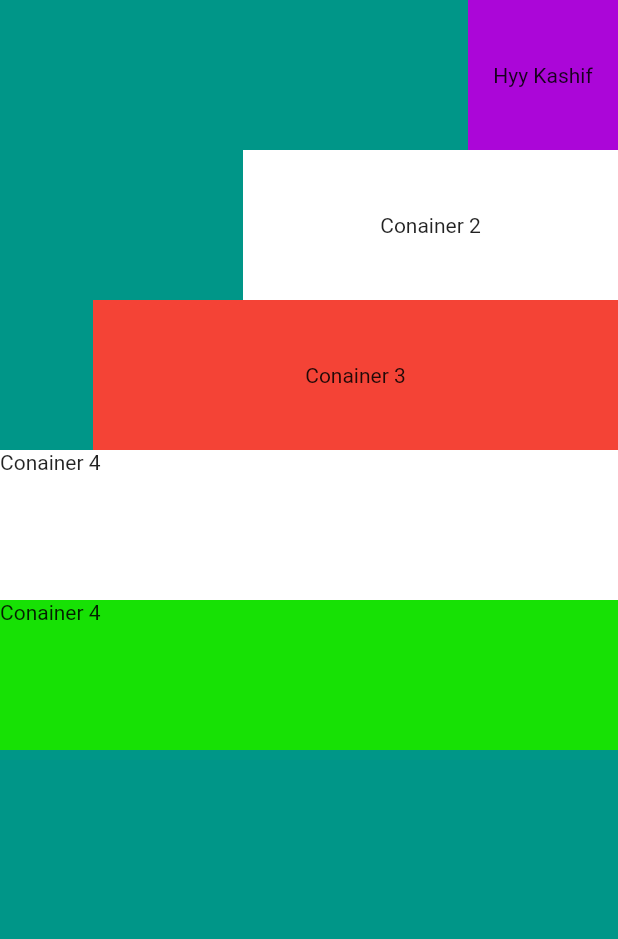
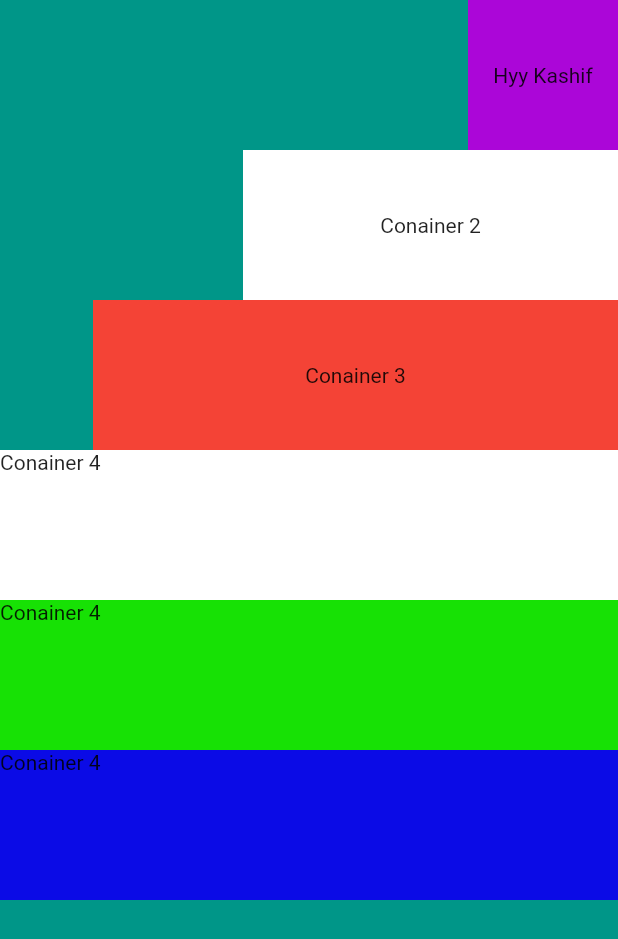
Before and after one commit to HEYKASHIF/quizApp, a Flutter app: the bootCamp screen opened directly, on a phone screen of 412 x 824 dp. Shown: the top 939 px of the screen. Run offline on Flutter 3.47's test engine with Material 2 defaults, Android fonts, the phone set to English and light mode, and no system bars.

Commit message:
"22-may commit1"

```diff
--- a/lib/bootcamp.dart
+++ b/lib/bootcamp.dart
@@ -45,6 +45,12 @@ class bootCamp extends StatelessWidget {
             child: Text('Conainer 4'),
           ),
           Container(
+            height: 100.0,
+            width: 420.0,
+            color: Color.fromARGB(255, 11, 11, 230),
+            child: Text('Conainer 4'),
+          ),
+          Container(
             width: double.infinity,
           )
         ],
```
